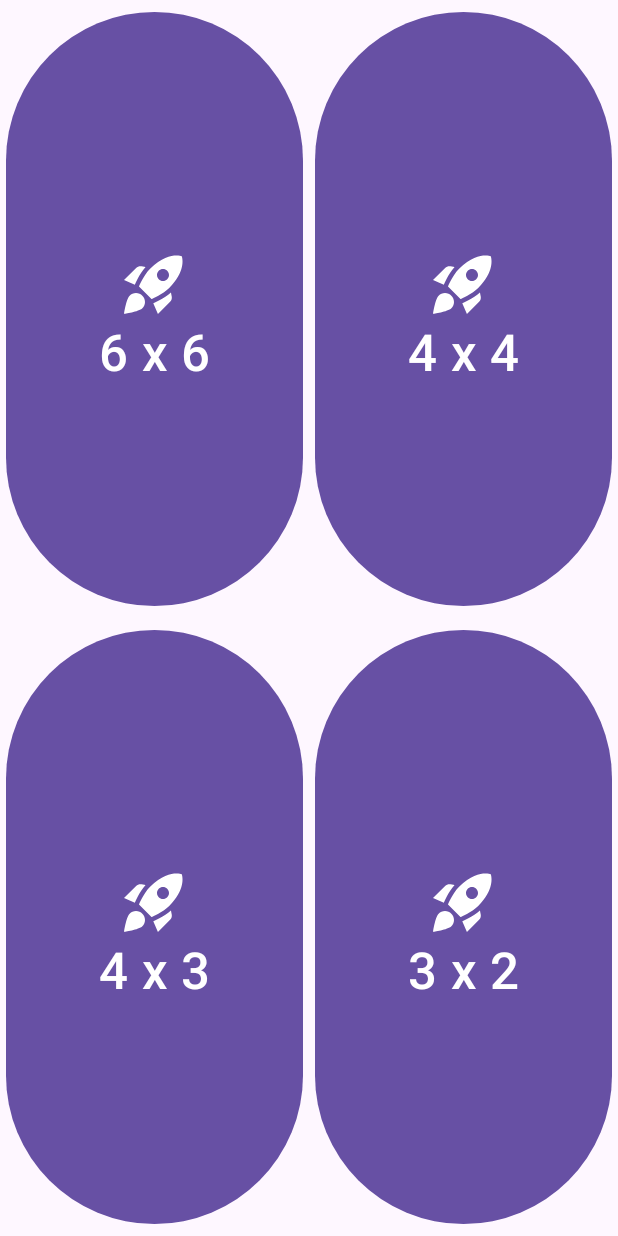
After one commit to justynamalinowska/MobileApps, an Android app: the layout activity_lab02.xml on its own in the app's theme, with its tools: preview values and no code run, on a phone screen of 412 x 824 dp. The commit adds this screen. Run offline under Robolectric (Android 15) with nearby library versions, the phone set to English and light mode, and no system bars.

Commit message:
Add rocket pic

```diff
--- a/app/build.gradle.kts
+++ b/app/build.gradle.kts
@@ -42,6 +42,7 @@ dependencies {
     implementation("com.google.android.material:material:1.11.0")
     implementation("androidx.constraintlayout:constraintlayout:2.1.4")
     implementation("androidx.activity:activity:1.10.0")
+    implementation("androidx.gridlayout:gridlayout:1.0.0")
     testImplementation("junit:junit:4.13.2")
     androidTestImplementation("androidx.test.ext:junit:1.1.5")
     androidTestImplementation("androidx.test.espresso:espresso-core:3.5.1")
--- a/app/src/main/AndroidManifest.xml
+++ b/app/src/main/AndroidManifest.xml
@@ -13,7 +13,10 @@
         android:theme="@style/Theme.Lab01"
         tools:targetApi="31">
         <activity
-            android:name="pl.wsei.pam.lab01.Lab01Activity"
+            android:name="pl.wsei.pam.lab02.Lab02Activity"
+            android:exported="false" />
+        <activity
+            android:name=".Lab01Activity"
             android:exported="false" />
         <activity
             android:name=".MainActivity"
--- a/app/src/main/java/pl/wsei/pam/lab01/MainActivity.kt
+++ b/app/src/main/java/pl/wsei/pam/lab02/Lab02Activity.kt
@@ -1,33 +1,21 @@
-package pl.wsei.pam.lab01
+package pl.wsei.pam.lab02
 
-import android.content.Intent
 import android.os.Bundle
-import android.view.View
-import android.widget.Toast
 import androidx.activity.enableEdgeToEdge
 import androidx.appcompat.app.AppCompatActivity
 import androidx.core.view.ViewCompat
 import androidx.core.view.WindowInsetsCompat
+import pl.wsei.pam.lab01.R
 
-class MainActivity : AppCompatActivity() {
+class Lab02Activity : AppCompatActivity() {
     override fun onCreate(savedInstanceState: Bundle?) {
         super.onCreate(savedInstanceState)
         enableEdgeToEdge()
-        setContentView(R.layout.activity_main2)
+        setContentView(R.layout.activity_lab02)
         ViewCompat.setOnApplyWindowInsetsListener(findViewById(R.id.main)) { v, insets ->
             val systemBars = insets.getInsets(WindowInsetsCompat.Type.systemBars())
             v.setPadding(systemBars.left, systemBars.top, systemBars.right, systemBars.bottom)
             insets
         }
     }
-
-    fun onClickMainBtnRunLab01(v: View){
-        val intent = Intent(this, Lab01Activity::class.java)
-        startActivity(intent)
-    }
-
-    fun onClickMainBtnRunLab02(v: View){
-        Toast.makeText(this, "Clicked", Toast.LENGTH_SHORT).show()
-    }
-
 }
--- /dev/null
+++ b/app/src/main/res/drawable/baseline_rocket_launch_24.xml
@@ -0,0 +1,5 @@
+<vector xmlns:android="http://schemas.android.com/apk/res/android" android:height="24dp" android:tint="#FFFFFF" android:viewportHeight="24" android:viewportWidth="24" android:width="24dp">
+
+    <path android:fillColor="@android:color/white" android:pathData="M9.19,6.35c-2.04,2.29 -3.44,5.58 -3.57,5.89L2,10.69l4.05,-4.05c0.47,-0.47 1.15,-0.68 1.81,-0.55L9.19,6.35L9.19,6.35zM11.17,17c0,0 3.74,-1.55 5.89,-3.7c5.4,-5.4 4.5,-9.62 4.21,-10.57c-0.95,-0.3 -5.17,-1.19 -10.57,4.21C8.55,9.09 7,12.83 7,12.83L11.17,17zM17.65,14.81c-2.29,2.04 -5.58,3.44 -5.89,3.57L13.31,22l4.05,-4.05c0.47,-0.47 0.68,-1.15 0.55,-1.81L17.65,14.81L17.65,14.81zM9,18c0,0.83 -0.34,1.58 -0.88,2.12C6.94,21.3 2,22 2,22s0.7,-4.94 1.88,-6.12C4.42,15.34 5.17,15 6,15C7.66,15 9,16.34 9,18zM13,9c0,-1.1 0.9,-2 2,-2s2,0.9 2,2s-0.9,2 -2,2S13,10.1 13,9z"/>
+
+</vector>
--- /dev/null
+++ b/app/src/main/res/layout/activity_lab02.xml
@@ -0,0 +1,82 @@
+<?xml version="1.0" encoding="utf-8"?>
+
+<androidx.constraintlayout.widget.ConstraintLayout
+    xmlns:android="http://schemas.android.com/apk/res/android"
+    xmlns:tools="http://schemas.android.com/tools"
+    xmlns:app="http://schemas.android.com/apk/res-auto"
+    android:id="@+id/main"
+    android:layout_width="match_parent"
+    android:layout_height="match_parent"
+    tools:context="pl.wsei.pam.lab02.Lab02Activity">
+
+
+    <androidx.gridlayout.widget.GridLayout
+        android:layout_width="match_parent"
+        android:layout_height="match_parent">
+    </androidx.gridlayout.widget.GridLayout>
+
+    <GridLayout
+        xmlns:android="http://schemas.android.com/apk/res/android"
+        xmlns:app="http://schemas.android.com/apk/res-auto"
+        android:id="@+id/favorites_grid"
+        android:layout_width="match_parent"
+        android:layout_height="match_parent"
+        android:useDefaultMargins="true"
+        android:columnCount="2">
+
+        <Button
+            android:id="@+id/main_6_6_board"
+            android:layout_rowWeight="1"
+            android:layout_columnWeight="1"
+            android:width="0dp"
+            android:pointerIcon="context_menu"
+            android:text="6 x 6"
+            android:textSize="34sp"
+            app:icon="@drawable/baseline_rocket_launch_24"
+            app:iconGravity="textTop"
+            app:iconPadding="@dimen/icon_padding"
+            app:iconSize="48dp" />
+
+        <Button
+            android:id="@+id/main_4_4_board"
+            android:layout_rowWeight="1"
+            android:layout_columnWeight="1"
+            android:width="0dp"
+            android:pointerIcon="context_menu"
+            android:text="4 x 4"
+            android:textSize="34sp"
+            app:icon="@drawable/baseline_rocket_launch_24"
+            app:iconGravity="textTop"
+            app:iconPadding="@dimen/icon_padding"
+            app:iconSize="48dp" />
+
+        <Button
+            android:id="@+id/main_4_3_board"
+            android:layout_rowWeight="1"
+            android:layout_columnWeight="1"
+            android:width="0dp"
+            android:pointerIcon="context_menu"
+            android:text="4 x 3"
+            android:textSize="34sp"
+            app:icon="@drawable/baseline_rocket_launch_24"
+            app:iconGravity="textTop"
+            app:iconPadding="@dimen/icon_padding"
+            app:iconSize="48dp" />
+
+        <Button
+            android:id="@+id/main_3_3_board"
+            android:layout_rowWeight="1"
+            android:layout_columnWeight="1"
+            android:width="0dp"
+            android:pointerIcon="context_menu"
+            android:text="3 x 2"
+            android:textSize="34sp"
+            app:icon="@drawable/baseline_rocket_launch_24"
+            app:iconGravity="textTop"
+            app:iconPadding="@dimen/icon_padding"
+            app:iconSize="48dp" />
+
+    </GridLayout>
+
+
+</androidx.constraintlayout.widget.ConstraintLayout>
--- a/app/src/main/res/values/dimens.xml
+++ b/app/src/main/res/values/dimens.xml
@@ -1,4 +1,6 @@
 <?xml version="1.0" encoding="utf-8"?>
 <resources>
     <dimen name="intro_radius">24dp</dimen>
+    <dimen name="inner_margin">16dp</dimen>
+    <dimen name="icon_padding">8dp</dimen>
 </resources>
```
Also changed, not shown: app/src/main/res/layout/activity_main3.xml (renamed from app/src/main/res/layout/activity_main2.xml).
